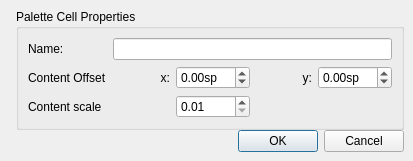
Above: mscore/mscore/cellproperties.ui from musescore/musescore-old before the change. Below: the same form after it.
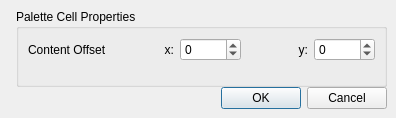
That is the form after the change. Icons and pictures are not drawn.

Diff of the .ui file:
```diff
--- a/mscore/mscore/cellproperties.ui
+++ b/mscore/mscore/cellproperties.ui
@@ -6,8 +6,8 @@
    <rect>
     <x>0</x>
     <y>0</y>
-    <width>413</width>
-    <height>161</height>
+    <width>396</width>
+    <height>118</height>
    </rect>
   </property>
   <property name="windowTitle">
@@ -47,37 +47,61 @@
         <string>Palette Cell Properties</string>
        </property>
        <property name="flat">
-        <bool>false</bool>
+        <bool>true</bool>
        </property>
-       <layout class="QGridLayout" name="gridLayout">
-        <item row="1" column="3">
-         <widget class="QLabel" name="label_4">
-          <property name="text">
-           <string>y:</string>
-          </property>
-          <property name="alignment">
-           <set>Qt::AlignRight|Qt::AlignTrailing|Qt::AlignVCenter</set>
-          </property>
-         </widget>
+       <layout class="QVBoxLayout" name="verticalLayout_2">
+        <item>
+         <layout class="QHBoxLayout" name="horizontalLayout_2">
+          <item>
+           <widget class="QLabel" name="label">
+            <property name="text">
+             <string>Content Offset</string>
+            </property>
+           </widget>
+          </item>
+          <item>
+           <widget class="QLabel" name="label_2">
+            <property name="text">
+             <string>x:</string>
+            </property>
+            <property name="alignment">
+             <set>Qt::AlignRight|Qt::AlignTrailing|Qt::AlignVCenter</set>
+            </property>
+           </widget>
+          </item>
+          <item>
+           <widget class="QSpinBox" name="xoffset">
+            <property name="minimum">
+             <number>-1000</number>
+            </property>
+            <property name="maximum">
+             <number>1000</number>
+            </property>
+           </widget>
+          </item>
+          <item>
+           <widget class="QLabel" name="label_4">
+            <property name="text">
+             <string>y:</string>
+            </property>
+            <property name="alignment">
+             <set>Qt::AlignRight|Qt::AlignTrailing|Qt::AlignVCenter</set>
+            </property>
+           </widget>
+          </item>
+          <item>
+           <widget class="QSpinBox" name="yoffset">
+            <property name="minimum">
+             <number>-1000</number>
+            </property>
+            <property name="maximum">
+             <number>1000</number>
+            </property>
+           </widget>
+          </item>
+         </layout>
         </item>
-        <item row="1" column="1">
-         <widget class="QLabel" name="label_2">
-          <property name="text">
-           <string>x:</string>
-          </property>
-          <property name="alignment">
-           <set>Qt::AlignRight|Qt::AlignTrailing|Qt::AlignVCenter</set>
-          </property>
-         </widget>
-        </item>
-        <item row="1" column="0">
-         <widget class="QLabel" name="label">
-          <property name="text">
-           <string>Content Offset</string>
-          </property>
-         </widget>
-        </item>
-        <item row="3" column="0">
+        <item>
          <spacer name="verticalSpacer">
           <property name="orientation">
            <enum>Qt::Vertical</enum>
@@ -90,56 +114,6 @@
           </property>
          </spacer>
         </item>
-        <item row="2" column="0">
-         <widget class="QLabel" name="label_5">
-          <property name="text">
-           <string>Content scale</string>
-          </property>
-         </widget>
-        </item>
-        <item row="2" column="2">
-         <widget class="QDoubleSpinBox" name="scale">
-          <property name="minimum">
-           <double>0.010000000000000</double>
-          </property>
-          <property name="maximum">
-           <double>10.000000000000000</double>
-          </property>
-          <property name="singleStep">
-           <double>0.100000000000000</double>
-          </property>
-         </widget>
-        </item>
-        <item row="0" column="0">
-         <widget class="QLabel" name="label_6">
-          <property name="text">
-           <string>Name:</string>
-          </property>
-         </widget>
-        </item>
-        <item row="0" column="1" colspan="4">
-         <widget class="QLineEdit" name="name"/>
-        </item>
-        <item row="1" column="2">
-         <widget class="QDoubleSpinBox" name="xoffset">
-          <property name="suffix">
-           <string>sp</string>
-          </property>
-          <property name="minimum">
-           <double>-99.000000000000000</double>
-          </property>
-         </widget>
-        </item>
-        <item row="1" column="4">
-         <widget class="QDoubleSpinBox" name="yoffset">
-          <property name="suffix">
-           <string>sp</string>
-          </property>
-          <property name="minimum">
-           <double>-99.000000000000000</double>
-          </property>
-         </widget>
-        </item>
        </layout>
       </widget>
      </item>
```
Left out of the diff: 6 changed lines with no effect on the pictures.
